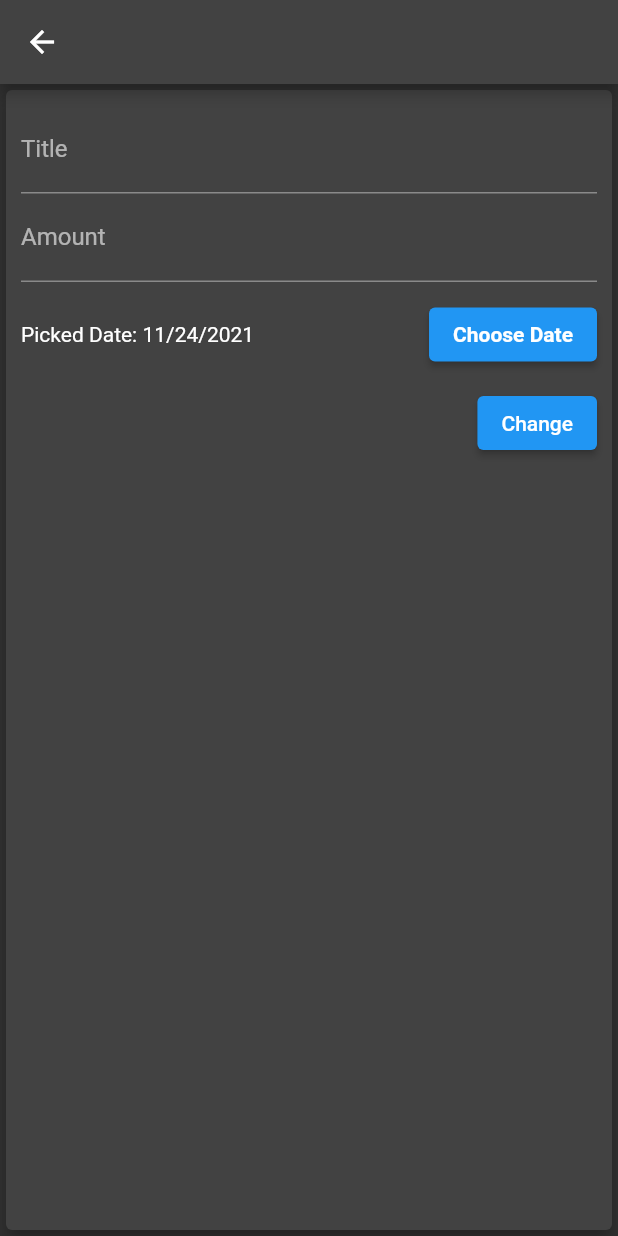
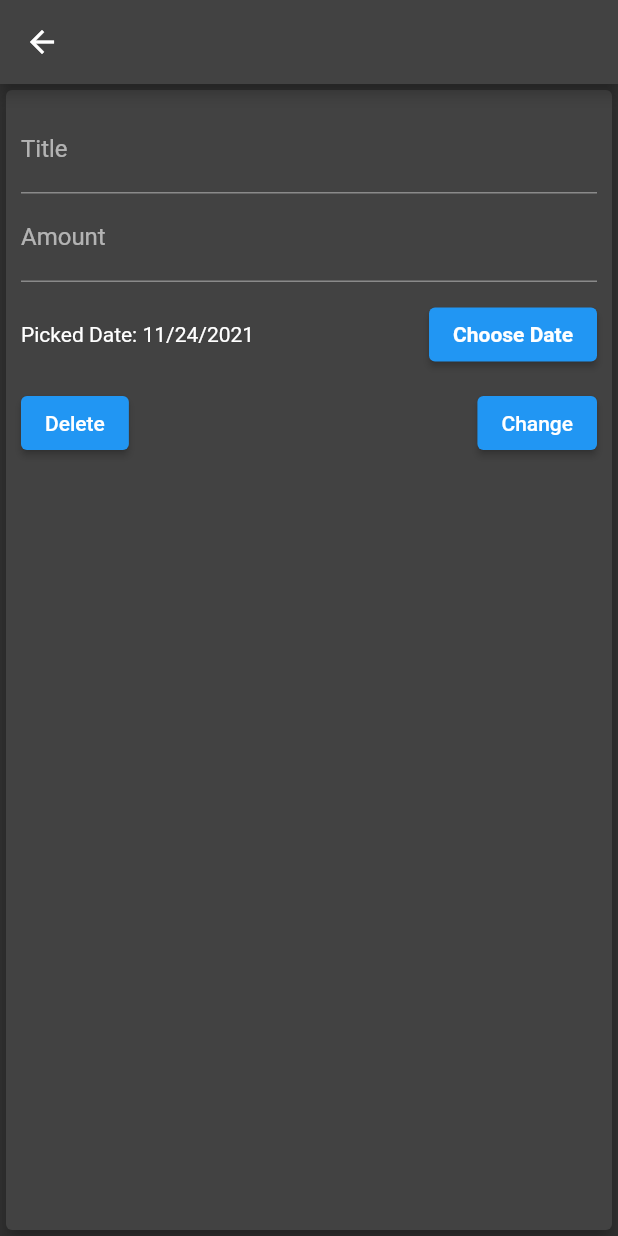
Before and after one commit to DoomHopes/cost_accounting, a Flutter app: the TransactionDetail screen opened directly with empty values, on a phone screen of 412 x 824 dp. Run offline on Flutter 3.47's test engine with Material 2 defaults, Android fonts, the light colour scheme and no system bars; our stand-ins replace flutter_riverpod, sqflite; accounts and stored records are empty.

Commit message:
some change

```diff
--- a/lib/application/core/transaction_notifier.dart
+++ b/lib/application/core/transaction_notifier.dart
@@ -19,6 +19,10 @@ class TransactionNotifier extends ChangeNotifier {
 
   void updateTransaction(TransactionModel transactionModel) {
     _db.updateTransaction(transactionModel);
+
+    for (int i = 0; i < transactionsList.length; i++) {
+      print(transactionsList[i]);
+    }
     fetchTransactionList();
   }
 
--- a/lib/presentation/core/transaction_detail.dart
+++ b/lib/presentation/core/transaction_detail.dart
@@ -92,7 +92,19 @@ class _TransactionDetailState extends State<TransactionDetail> {
               Consumer(
                 builder: (context, watch, child) {
                   final consumerNotifier = watch.watch(transactionNotifier);
-                  return ElevatedButton(
+                  return Row(
+                    mainAxisAlignment: MainAxisAlignment.spaceBetween,
+                    children: <Widget>[
+                      ElevatedButton(
+                        onPressed: () {
+                          consumerNotifier
+                              .deleteTransaction(widget.transactionModel.id);
+
+                          Navigator.of(context).pop();
+                        },
+                        child: const Text('Delete'),
+                      ),
+                      ElevatedButton(
                         onPressed: () {
                           if (_titleController.text.isEmpty ||
                               _amountController.text.isEmpty) {
@@ -100,19 +112,19 @@ class _TransactionDetailState extends State<TransactionDetail> {
                           }
 
                           final transactionModel = TransactionModel(
-                          id: consumerNotifier.transactionsList.isEmpty
-                              ? 1
-                              : consumerNotifier.transactionsList.last.id + 1,
+                              id: widget.transactionModel.id,
                               title: _titleController.text,
                               amount: _amountController.text,
-                          date:
-                              _selectedDate.millisecondsSinceEpoch.toString());
+                              date: _selectedDate.millisecondsSinceEpoch
+                                  .toString());
 
                           consumerNotifier.updateTransaction(transactionModel);
 
                           Navigator.of(context).pop();
                         },
                         child: const Text('Change'),
+                      ),
+                    ],
                   );
                 },
               ),
```
Lines whose indentation alone changed are shown as unchanged.
